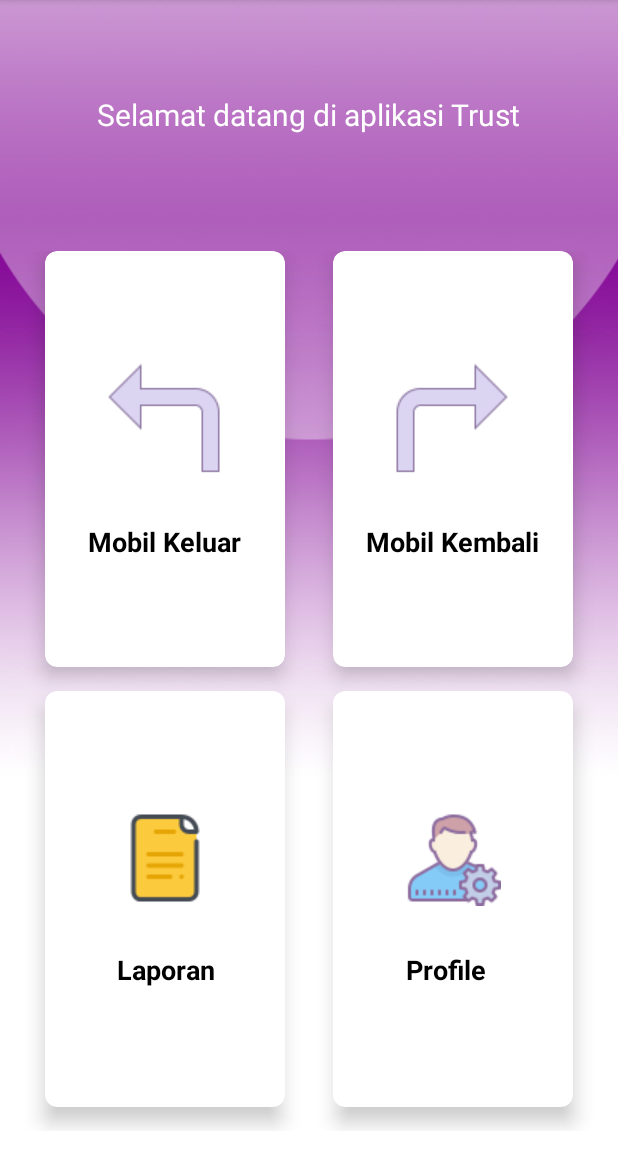
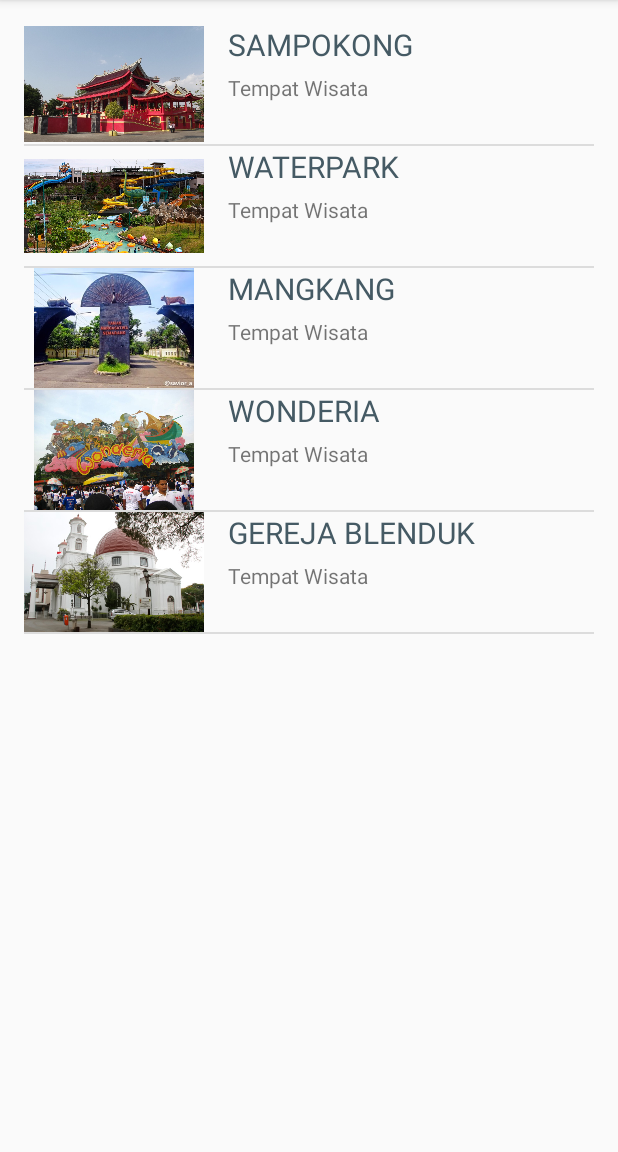
Before and after one commit to evalinanatalia/skripsi, an Android app: the MainActivity screen opened directly, with no data from a screen before it, on a phone screen of 412 x 824 dp, the part 84-1236 px from its top. Run offline under Robolectric (Android 15) with nearby library versions, the phone set to English and light mode, and no system bars.

Commit message:
list mobil keluar

```diff
--- a/app/src/main/java/com/example/trusts/MainActivity.java
+++ b/app/src/main/java/com/example/trusts/MainActivity.java
@@ -3,12 +3,49 @@ package com.example.trusts;
 import androidx.appcompat.app.AppCompatActivity;
 
 import android.os.Bundle;
+import android.widget.ListView;
+import android.widget.SimpleAdapter;
+
+import java.util.ArrayList;
+import java.util.HashMap;
 
 public class MainActivity extends AppCompatActivity {
 
     @Override
     protected void onCreate(Bundle savedInstanceState) {
+        ListView listView;
+        SimpleAdapter adapter;
+        HashMap<String, String> map;
+        ArrayList<HashMap<String, String>> mylist;
+        String[] jdl; //deklarasi judul iem
+        String[] ktr; //deklarasi keterangan item
+        String[] img; //deklarasi image item
+
         super.onCreate(savedInstanceState);
-        setContentView(R.layout.activity_main);
+        setContentView(R.layout.activity_mobil_keluar);
+
+        listView = (ListView)findViewById(R.id.list_view);
+        jdl = new String[] {
+                "Sampokong","Waterpark","Mangkang","Wonderia","Gereja Blenduk"
+        };
+        ktr = new String[]{
+                "Tempat Wisata","Tempat Wisata","Tempat Wisata","Tempat Wisata","Tempat Wisata","Tempat Wisata" //jumlahnya harus sama dengan jumlah judul
+        };
+        img = new String[]{
+                Integer.toString(R.drawable.sampokong),Integer.toString(R.drawable.waterpark),Integer.toString(R.drawable.mangkang),
+                Integer.toString(R.drawable.wonderia),Integer.toString(R.drawable.gerejablenduk)
+        };
+        mylist = new ArrayList<HashMap<String, String>>();
+
+        for (int i=0; i<jdl.length; i++){
+            map = new HashMap<String, String>();
+            map.put("judul", jdl[i]);
+            map.put("Keterangan", ktr[i]);
+            map.put("Gambar", img[i]);
+            mylist.add(map);
+        }
+        adapter = new SimpleAdapter(this, mylist, R.layout.item_list,
+                new String[]{"judul", "Keterangan", "Gambar"}, new int[]{R.id.txt_judul,(R.id.txt_keterangan),(R.id.img)});
+        listView.setAdapter(adapter);
     }
 }
--- a/app/src/main/res/layout/activity_mobil_keluar.xml
+++ b/app/src/main/res/layout/activity_mobil_keluar.xml
@@ -1,24 +1,18 @@
 <?xml version="1.0" encoding="utf-8"?>
 <RelativeLayout xmlns:android="http://schemas.android.com/apk/res/android"
+    xmlns:tools="http://schemas.android.com/tools"
+    android:id="@+id/activity_main"
     android:layout_width="match_parent"
+    android:layout_height="match_parent"
+    android:paddingBottom="@dimen/activity_vertical_margin"
+    android:paddingLeft="@dimen/activity_horizontal_margin"
+    android:paddingRight="@dimen/activity_horizontal_margin"
+    android:paddingTop="@dimen/activity_vertical_margin"
+    tools:context=".MainActivity">
 
-    android:layout_height="wrap_content">
-    <ImageView
-        android:layout_width="80dp"
-        android:layout_height="80dp"
-        android:layout_marginTop="10dp"
-        android:layout_marginLeft="10dp"
-        android:layout_marginBottom="10dp"
-        android:layout_marginRight="10dp"
-        android:src="@drawable/reply"/>
-
-    <TextView
-        android:layout_width="wrap_content"
-        android:layout_height="wrap_content"
-        android:text="Android"
-        android:layout_marginTop="20dp"
-        android:textColor="#000000"
-        android:textSize="20sp"
-        />
-
+    <ListView
+        android:layout_width="match_parent"
+        android:layout_height="match_parent"
+        android:id="@+id/list_view">
+    </ListView>
 </RelativeLayout>
--- /dev/null
+++ b/app/src/main/res/layout/item_list.xml
@@ -0,0 +1,38 @@
+<?xml version="1.0" encoding="utf-8"?>
+<LinearLayout xmlns:android="http://schemas.android.com/apk/res/android"
+    android:orientation="horizontal"
+    android:layout_width="match_parent"
+    android:layout_marginTop="16dp"
+    android:layout_marginLeft="10dp"
+    android:layout_height="match_parent">
+
+    <ImageView
+        android:id="@+id/img"
+        android:layout_width="120dp"
+        android:layout_height="80dp"
+        android:src="@drawable/sampokong"/>
+
+    <LinearLayout
+        android:layout_width="match_parent"
+        android:layout_marginLeft="16dp"
+        android:orientation="vertical"
+        android:layout_height="80dp">
+
+        <TextView
+            android:id="@+id/txt_judul"
+            android:layout_width="wrap_content"
+            android:layout_height="wrap_content"
+            android:textSize="20sp"
+            android:textAllCaps="true"
+            android:textColor="@color/colorPrimaryDark"
+            android:text="sampokong"/>
+        <TextView
+            android:id="@+id/txt_keterangan"
+            android:layout_width="wrap_content"
+            android:layout_height="wrap_content"
+            android:layout_marginTop="5dp"
+            android:text="sampokong merupakan tempat agama"
+            />
+    </LinearLayout>
+
+</LinearLayout>
```
Also changed, not shown: app/src/main/res/drawable/gerejablenduk.jpg (added), app/src/main/res/drawable/mangkang.JPG (added), app/src/main/res/drawable/sampokong.jpg (added), app/src/main/res/drawable/waterpark.jpg (added), app/src/main/res/drawable/wonderia.jpg (added).
